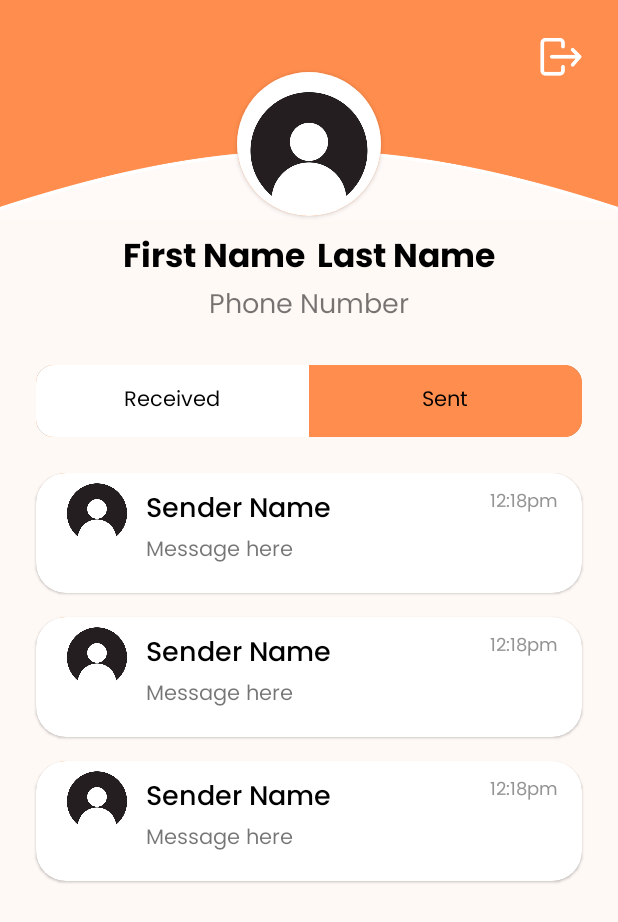
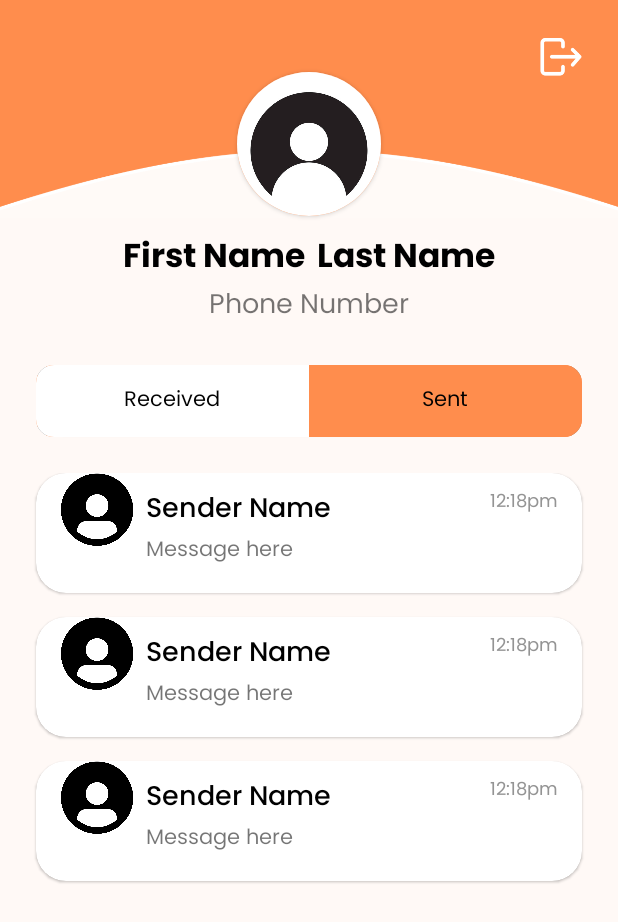
Before and after one commit to hrl-2024/FriendLink, an Android app: the layout fragment_profile.xml on its own in the app's theme, with its tools: preview values and no code run, on a phone screen of 412 x 824 dp. Shown: the top 922 px of the screen. Run offline under Robolectric (Android 15) with nearby library versions, the phone set to English and light mode, and no system bars; Roboto replaces fonts that are not available here.

Commit message:
Updated background image for sign in and sign up page

```diff
--- /dev/null
+++ b/app/src/main/res/drawable/rounded_profile_pic.xml
@@ -0,0 +1,5 @@
+<?xml version="1.0" encoding="utf-8"?>
+<shape xmlns:android="http://schemas.android.com/apk/res/android">
+    <corners android:radius="300dp" />
+    <solid android:color="@android:color/white"/>
+</shape>
--- a/app/src/main/res/layout/fragment_login.xml
+++ b/app/src/main/res/layout/fragment_login.xml
@@ -6,7 +6,7 @@
     android:id="@+id/login_fragment"
     android:layout_width="match_parent"
     android:layout_height="match_parent"
-    android:background="@drawable/signup_bg"
+    android:background="@drawable/signin_bg"
     app:layout_constraintTop_toTopOf="parent"
     app:layout_constraintStart_toStartOf="parent"
     app:layout_constraintEnd_toEndOf="parent"
--- a/app/src/main/res/layout/fragment_profile.xml
+++ b/app/src/main/res/layout/fragment_profile.xml
@@ -94,6 +94,11 @@
             android:textSize="@dimen/normal_text" />
 
         <!--    Display the 2 buttons: Sent and Received-->
+        <FrameLayout
+            android:id="@+id/transitionContainer"
+            android:layout_width="match_parent"
+            android:layout_height="wrap_content">
+
         <androidx.cardview.widget.CardView
             android:id="@+id/buttonsCardView"
             android:layout_width="match_parent"
@@ -142,6 +147,7 @@
             </RadioGroup>
 
         </androidx.cardview.widget.CardView>
+        </FrameLayout>
     </LinearLayout>
 
     <androidx.constraintlayout.widget.ConstraintLayout
--- a/app/src/main/res/layout/list_item_message.xml
+++ b/app/src/main/res/layout/list_item_message.xml
@@ -21,17 +21,16 @@
         android:layout_width="49dp"
         android:layout_height="49dp"
         android:layout_marginStart="16dp"
-        app:cardCornerRadius="50dp"
+        android:background="@drawable/rounded_profile_pic"
         android:scaleType="centerCrop"
         android:layout_gravity="center"
-        android:background="@color/color_primary"
-        android:src="@drawable/profilepic"
+        android:src="@drawable/profile_pic"
         app:layout_constraintTop_toTopOf="parent"
         app:layout_constraintEnd_toEndOf="parent"
         app:layout_constraintEnd_toStartOf="@+id/messageSenderName"
         app:layout_constraintStart_toStartOf="parent"
         app:layout_constraintDimensionRatio="H,1:1"
-        app:srcCompat="@drawable/profilepic" />
+        app:srcCompat="@drawable/profile_pic" />
 
     <TextView
         android:id="@+id/messageSenderName"
```
Also changed, not shown: app/src/main/res/drawable/profile_pic.png (added), app/src/main/res/drawable/signin_bg.png (added), app/src/main/res/drawable/signup_bg.png.
